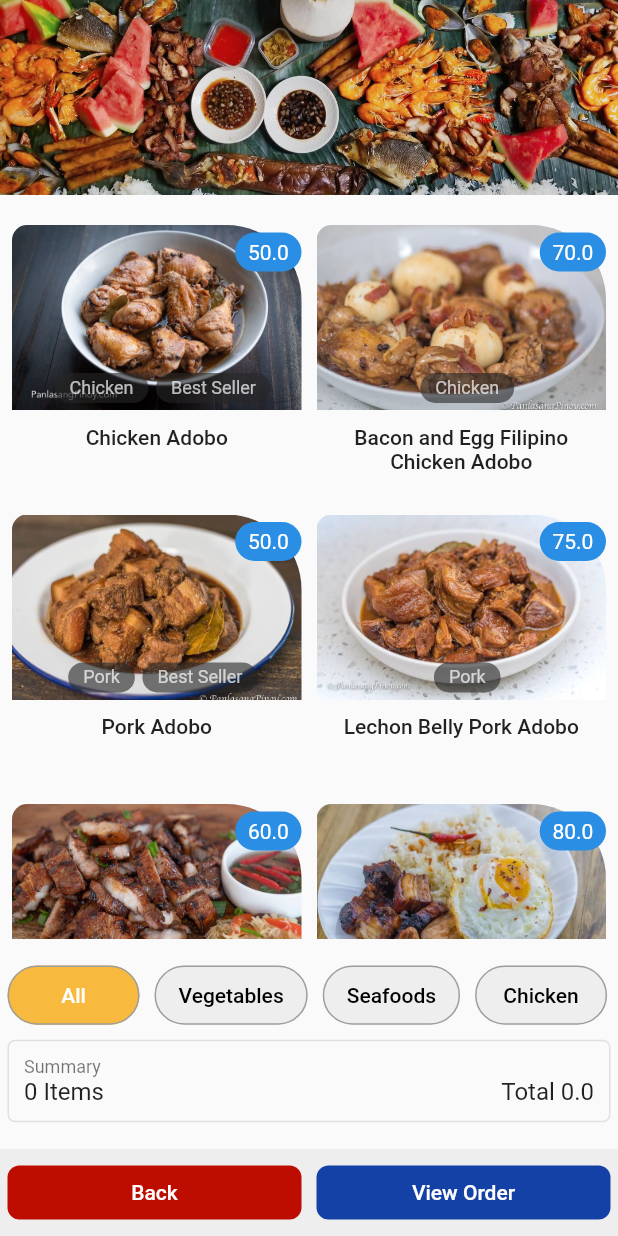
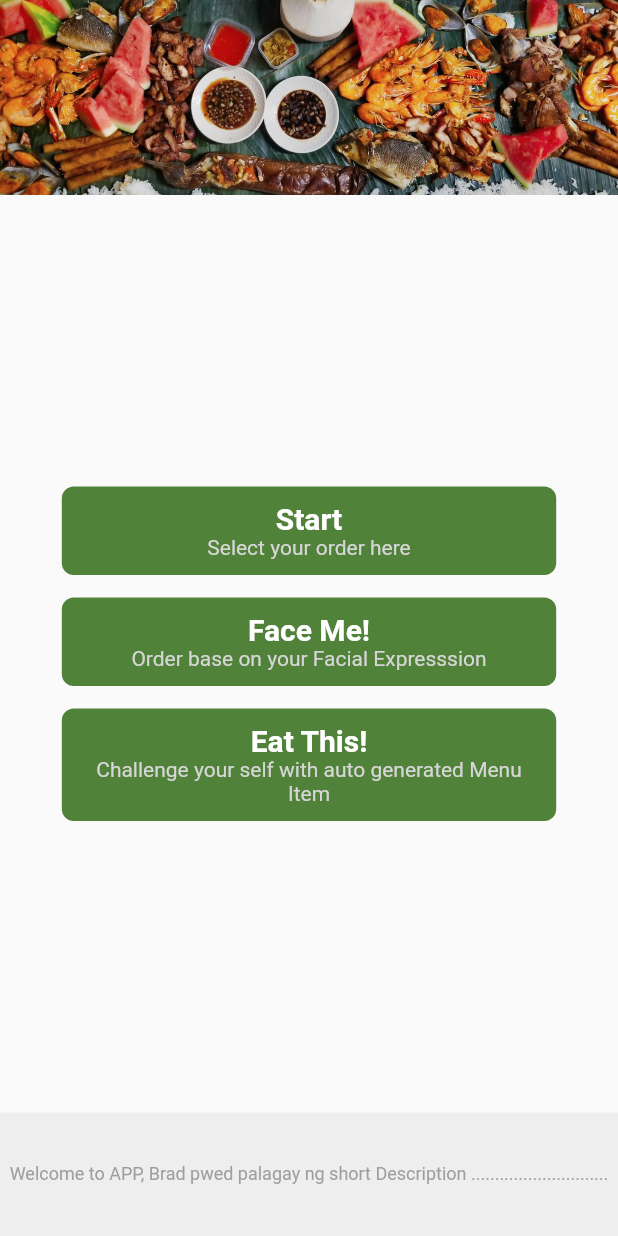
Before and after one commit to jaasaria/flutter.FH2019, a Flutter app: the screen it shows after launch, on a phone screen of 412 x 824 dp. Run offline on Flutter 3.47's test engine with Material 2 defaults, Android fonts, the phone set to English and light mode, and no system bars; drawn by our look-alikes of carousel_slider; our stand-ins replace get_it, progress_dialog, share, shared_preferences, toast; missing offline and left inert: navigate; statements that could not run were skipped.

Commit message:
added pages start,end,play and facial

```diff
--- a/lib/core/config/routes.dart
+++ b/lib/core/config/routes.dart
@@ -4,4 +4,9 @@ class Routes {
   static final String home = 'home';
 
   static final String checkout = 'checkout';
+  static final String play = 'play';
+  static final String start = 'start';
+
+  static final String facial = 'facial';
+  static final String end = 'end';
 }
--- a/lib/layout.dart
+++ b/lib/layout.dart
@@ -1,3 +1,5 @@
+import 'package:fh2019/ui/views/home/play.dart';
+import 'package:fh2019/ui/views/home/start.dart';
 import 'package:flutter/material.dart';
 import 'package:fh2019/ui/views/home/home.dart';
 import 'package:toast/toast.dart';
@@ -30,7 +32,7 @@ class _LayoutState extends State<Layout> {
       onWillPop: _onWillPop,
       child: Scaffold(
         key: scaffoldKey,
-        body: Home(),
+        body: Start(),
       ),
     );
   }
--- a/lib/main.dart
+++ b/lib/main.dart
@@ -1,6 +1,9 @@
-import 'dart:convert';
-
 import 'package:fh2019/ui/views/home/checkout.dart';
+import 'package:fh2019/ui/views/home/end.dart';
+import 'package:fh2019/ui/views/home/home.dart';
+import 'package:fh2019/ui/views/home/play.dart';
+import 'package:fh2019/ui/views/home/start.dart';
+import 'package:fh2019/ui/views/home/facial.dart';
 import 'package:provider/provider.dart';
 import 'package:flutter/material.dart';
 import 'package:flutter/services.dart';
@@ -64,7 +67,12 @@ class _MaterialAppThemeState extends State<MaterialAppTheme> {
       home: Layout(),
       routes: <String, WidgetBuilder>{
         Routes.layout: (context) => Layout(),
+        Routes.home: (context) => Home(),
         Routes.checkout: (context) => CheckOut(),
+        Routes.play: (context) => Play(),
+        Routes.start: (context) => Start(),
+        Routes.facial: (context) => Facial(),
+        Routes.end: (context) => End(),
       },
     );
   }
--- a/lib/ui/views/home/home.dart
+++ b/lib/ui/views/home/home.dart
@@ -138,6 +138,6 @@ class _HomeState extends State<Home> with AutomaticKeepAliveClientMixin<Home> {
   }
 
   cancelOrder() {
-    // Navigator.of(context).pushNamed(Routes.checkout);
+    Navigator.of(context).pop();
   }
 }
--- /dev/null
+++ b/lib/ui/views/home/start.dart
@@ -0,0 +1,120 @@
+import 'package:fh2019/core/config/routes.dart';
+import 'package:fh2019/core/models/category.dart';
+import 'package:fh2019/core/shared/custom_colors.dart';
+import 'package:fh2019/core/shared/custom_media.dart';
+import 'package:fh2019/core/viewmodel/category_viewmodel.dart';
+import 'package:fh2019/core/viewmodel/item_viewmodel.dart';
+import 'package:fh2019/ui/widgets/carousel_banner.dart';
+import 'package:fh2019/ui/widgets/category_button.dart';
+import 'package:fh2019/ui/widgets/footer_button.dart';
+import 'package:fh2019/ui/widgets/footer_summary.dart';
+import 'package:fh2019/ui/widgets/item_card.dart';
+import 'package:fh2019/ui/widgets/start_button.dart';
+import 'package:flutter/cupertino.dart';
+import 'package:flutter/material.dart';
+import 'package:provider/provider.dart';
+
+class Start extends StatefulWidget {
+  Start({Key key}) : super(key: key);
+  _StartState createState() => _StartState();
+}
+
+class _StartState extends State<Start>
+    with AutomaticKeepAliveClientMixin<Start> {
+  @override
+  bool get wantKeepAlive => true;
+
+  @override
+  void initState() {
+    super.initState();
+    if (mounted) {}
+  }
+
+  @override
+  Widget build(BuildContext context) {
+    final ItemViewModel itemViewModel = Provider.of<ItemViewModel>(context);
+
+    return Scaffold(
+        body: Column(
+          children: <Widget>[
+            CarouselBanner(),
+            Expanded(
+                child: Container(
+              child: Column(
+                mainAxisAlignment: MainAxisAlignment.center,
+                crossAxisAlignment: CrossAxisAlignment.center,
+                mainAxisSize: MainAxisSize.max,
+                children: <Widget>[
+                  // Need to add description. Next Item description
+                  Container(
+                    width: CustomMedia.screenWidth * .8,
+                    child: StartButton(
+                      title: "Start",
+                      description: "Select your order here",
+                      color: CustomColors.green,
+                      func: manual,
+                    ),
+                  ),
+                  Container(
+                    padding: EdgeInsets.symmetric(vertical: 15),
+                    width: CustomMedia.screenWidth * .8,
+                    child: StartButton(
+                      title: "Face Me!",
+                      description: "Order base on your Facial Expresssion",
+                      color: CustomColors.green,
+                      func: facial,
+                    ),
+                  ),
+                  Container(
+                    width: CustomMedia.screenWidth * .8,
+                    child: StartButton(
+                      title: "Eat This!",
+                      description:
+                          "Challenge your self with auto generated Menu Item",
+                      color: CustomColors.green,
+                      func: play,
+                    ),
+                  ),
+                ],
+              ),
+            )),
+          ],
+        ),
+        bottomNavigationBar: Column(
+          mainAxisSize: MainAxisSize.min,
+          children: <Widget>[
+            Container(
+                height: CustomMedia.screenHeight * .10,
+                width: CustomMedia.screenWidth,
+                padding: EdgeInsets.all(5),
+                color: Colors.grey[200],
+                child: Container(
+                  child: Center(
+                    child: Text(
+                      'Welcome to APP, Brad pwed palagay ng short Description .............................',
+                      textAlign: TextAlign.center,
+                      maxLines: 3,
+                      overflow: TextOverflow.ellipsis,
+                      style: Theme.of(context)
+                          .textTheme
+                          .caption
+                          .copyWith(color: Colors.grey),
+                    ),
+                  ),
+                ))
+          ],
+        ));
+  }
+
+  void play() {
+    Navigator.of(context).pushNamed(Routes.play);
+  }
+
+  void manual() {
+    Navigator.of(context).pushNamed(Routes.home);
+  }
+
+  facial() {
+    Navigator.of(context).pushNamed(Routes.facial);
+  }
+}
--- /dev/null
+++ b/lib/ui/widgets/start_button.dart
@@ -0,0 +1,47 @@
+import 'package:fh2019/core/shared/custom_colors.dart';
+import 'package:flutter/material.dart';
+
+class StartButton extends StatelessWidget {
+  String title;
+  String description;
+  Color color;
+  Function func;
+
+  StartButton(
+      {@required this.title,
+      @required this.description,
+      @required this.color,
+      @required this.func,
+      Key key})
+      : super(key: key);
+
+  @override
+  Widget build(BuildContext context) {
+    return FlatButton(
+        padding: EdgeInsets.all(10),
+        shape: new RoundedRectangleBorder(
+            borderRadius: new BorderRadius.circular(8.0)),
+        onPressed: func,
+        color: color,
+        child: Column(
+          children: <Widget>[
+            Text(
+              "${title.toString()}",
+              style: Theme.of(context).textTheme.headline.copyWith(
+                    color: Colors.white,
+                    fontSize: 20,
+                    fontWeight: FontWeight.bold,
+                  ),
+            ),
+            Text(
+              "${description.toString()}",
+              textAlign: TextAlign.center,
+              style: Theme.of(context)
+                  .textTheme
+                  .body1
+                  .copyWith(color: Colors.grey[350]),
+            ),
+          ],
+        ));
+  }
+}
```
Also changed, not shown: lib/core/viewmodel/item_viewmodel.dart (+8 -0 lines), lib/ui/views/home/checkout.dart (+17 -3 lines), lib/ui/views/home/end.dart (added, +92 -0 lines), lib/ui/views/home/facial.dart (added, +86 -0 lines), lib/ui/views/home/play.dart (added, +85 -0 lines), lib/ui/widgets/item_card.dart (+43 -1 lines).
